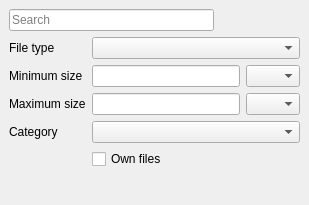
The window that application/GUI/Search/SearchDock.ui (Ummon/D-LAN) describes before a commit, drawn with Qt 5.
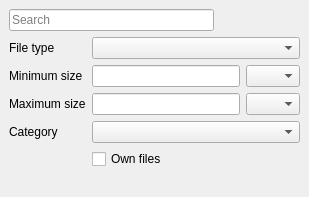
The same window after the commit. Icons and pictures are not drawn.

Commit message: Add a filter to search only files or only directories.

```diff
--- a/application/GUI/Search/SearchDock.ui
+++ b/application/GUI/Search/SearchDock.ui
@@ -7,7 +7,7 @@
     <x>0</x>
     <y>0</y>
     <width>309</width>
-    <height>205</height>
+    <height>197</height>
    </rect>
   </property>
   <property name="sizePolicy">
@@ -18,8 +18,8 @@
   </property>
   <property name="minimumSize">
    <size>
-    <width>0</width>
-    <height>0</height>
+    <width>215</width>
+    <height>197</height>
    </size>
   </property>
   <property name="features">
```
Left out of the diff: 2 changed lines with no effect on the pictures. The commit also changes 19 other files.
